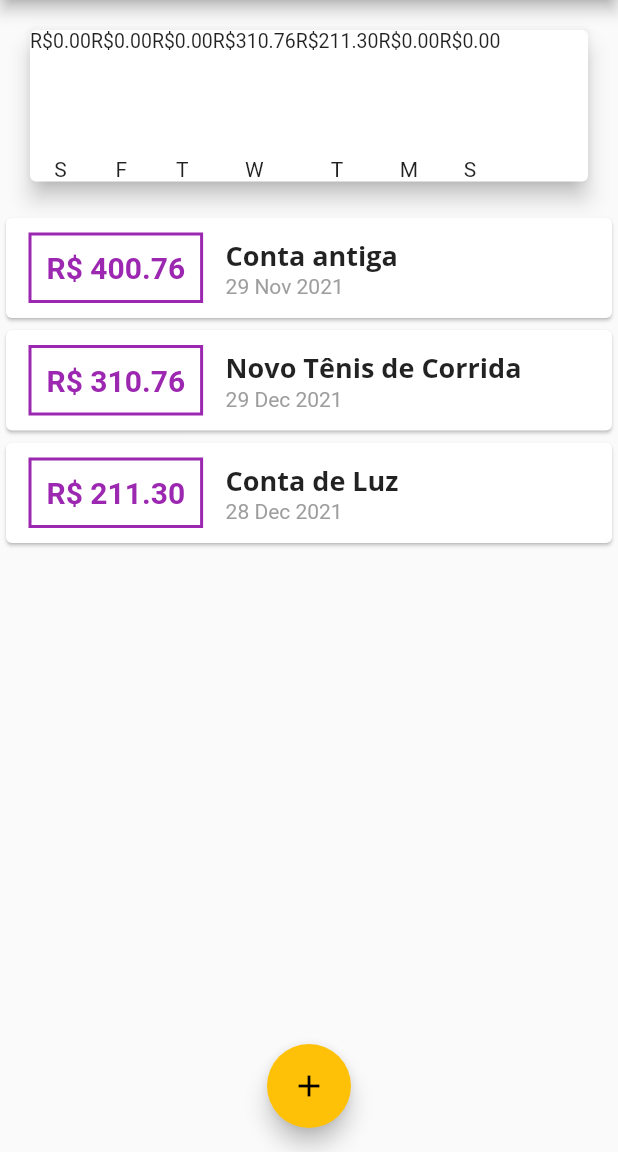
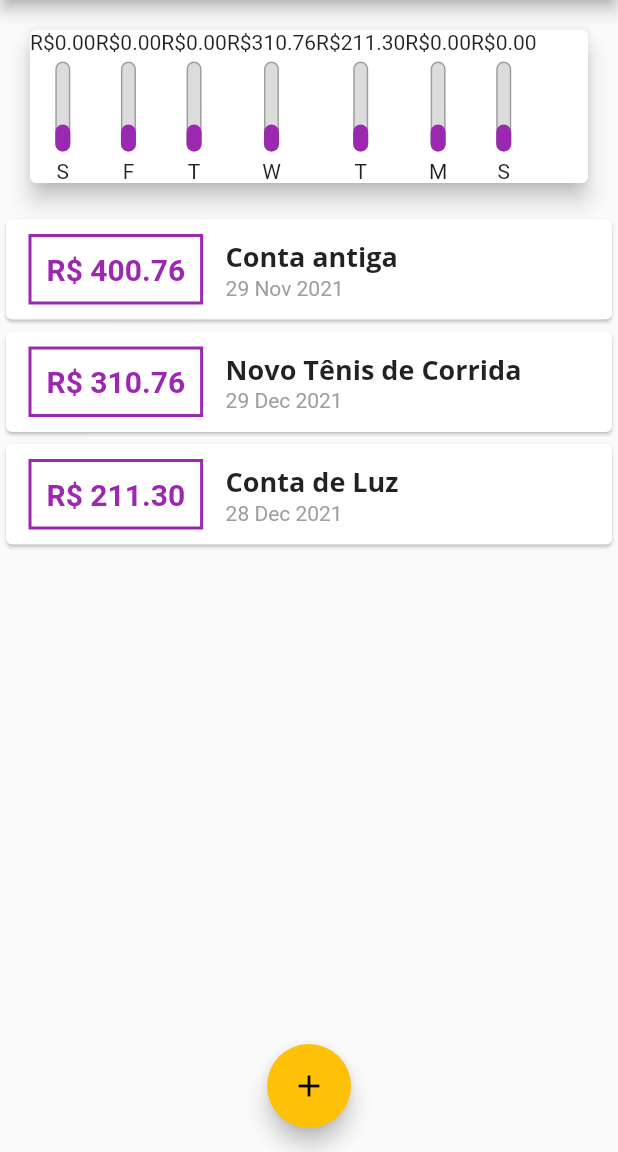
Before and after one commit to felixvicent/gestapp, a Flutter app: the screen it shows after launch, on a phone screen of 412 x 824 dp, the part 84-1236 px from its top. Run offline on Flutter 3.47's test engine with Material 2 defaults, Android fonts, the phone set to English and light mode, and no system bars.

Commit message:
Style chartbar

```diff
--- a/lib/components/chart_bar.dart
+++ b/lib/components/chart_bar.dart
@@ -19,15 +19,35 @@ class ChartBar extends StatelessWidget {
       children: [
         Text(
           'R\$${value.toStringAsFixed(2)}',
-          style: TextStyle(
-            fontSize: 13,
-          ),
         ),
         SizedBox(height: 5),
         Container(
           height: 60,
           width: 10,
-          child: null,
+          child: Stack(
+            alignment: Alignment.bottomCenter,
+            children: [
+              Container(
+                decoration: BoxDecoration(
+                  border: Border.all(
+                    color: Colors.grey,
+                    width: 1.0,
+                  ),
+                  color: Color.fromRGBO(220, 220, 220, 1),
+                  borderRadius: BorderRadius.circular(5),
+                ),
+              ),
+              FractionallySizedBox(
+                heightFactor: percentage,
+                child: Container(
+                  decoration: BoxDecoration(
+                    color: Theme.of(context).primaryColor,
+                    borderRadius: BorderRadius.circular(5),
+                  ),
+                ),
+              )
+            ],
+          ),
         ),
         SizedBox(height: 5),
         Text(label),
```
